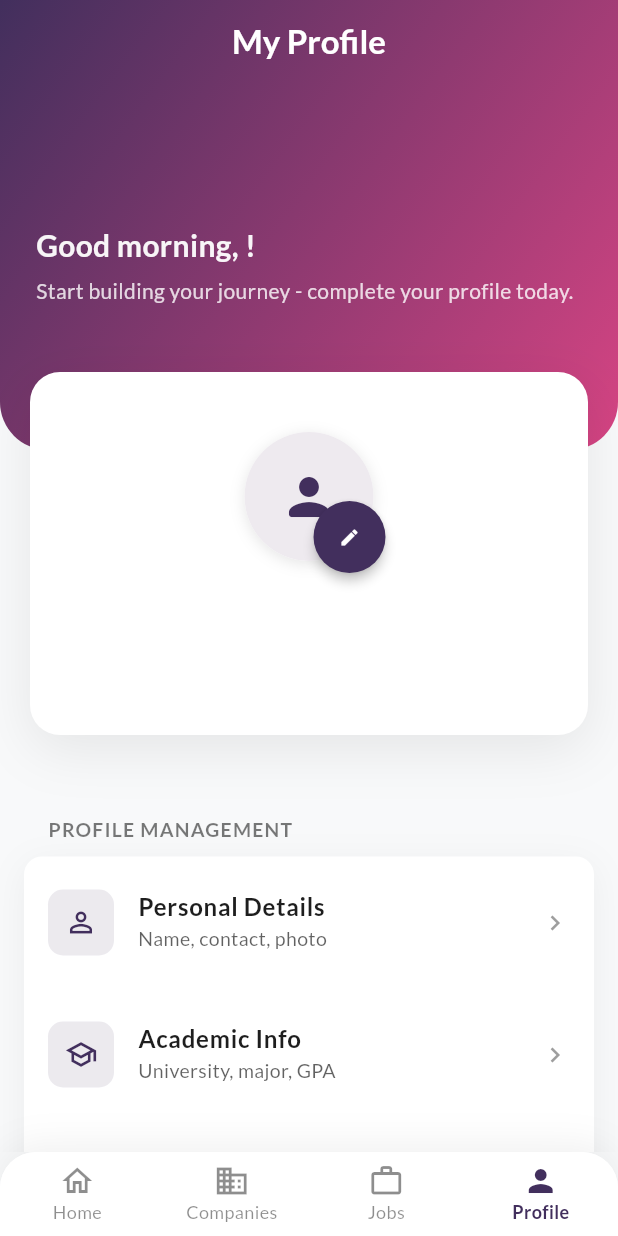
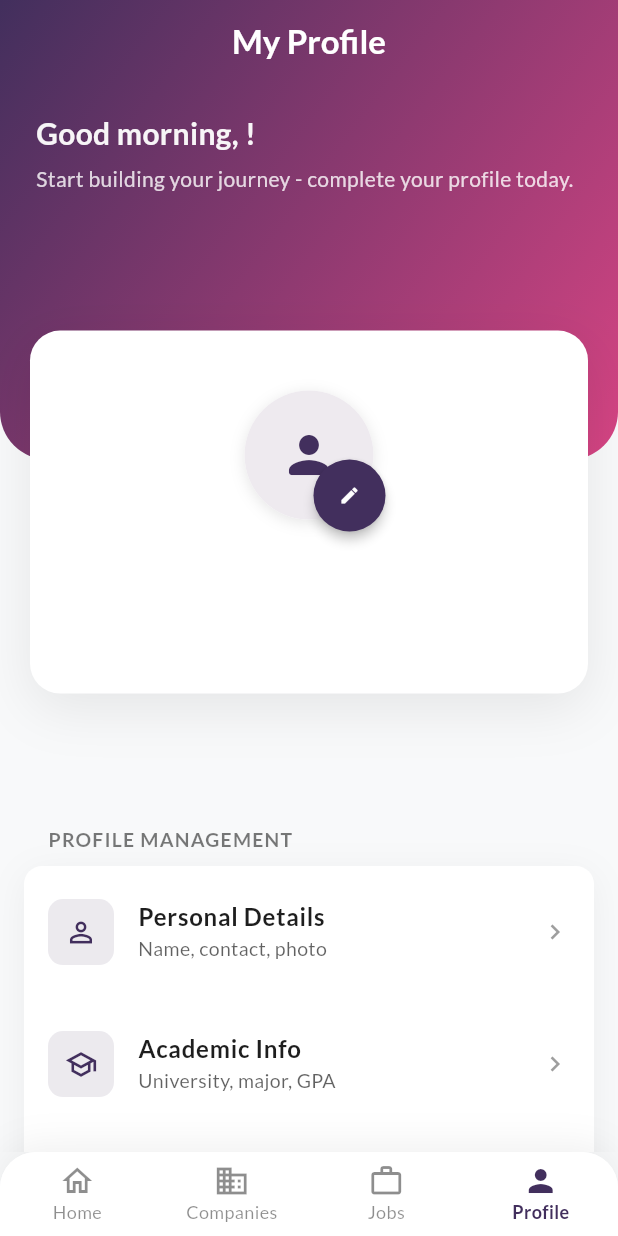
Before and after one commit to RandAlshalan/Spark444, a Flutter app: the StudentViewProfile screen opened directly, on a phone screen of 412 x 824 dp. Run offline on Flutter 3.47's test engine with Material 3 defaults, Android fonts, the phone set to English and light mode, and no system bars; our stand-ins replace cloud_firestore, file_picker, firebase_auth, firebase_core, firebase_storage, google_fonts and 1 more; accounts and stored records are empty; network calls fail.

Commit message:
adjust size

```diff
--- a/lib/studentScreens/StudentProfilePage.dart
+++ b/lib/studentScreens/StudentProfilePage.dart
@@ -177,7 +177,7 @@ class _StudentProfilePageState extends State<StudentProfilePage> {
 
     final mediaQuery = MediaQuery.of(context);
     final double headerContentTopPadding =
-        mediaQuery.padding.top + (kToolbarHeight / 2) + 12;
+        mediaQuery.padding.top + (kToolbarHeight / 2.5) + 24;
     return Scaffold(
       extendBodyBehindAppBar: true,
       backgroundColor: _profileBackgroundColor,
@@ -262,7 +262,7 @@ class _StudentProfilePageState extends State<StudentProfilePage> {
             child: Column(
               crossAxisAlignment: CrossAxisAlignment.start,
               children: [
-                const SizedBox(height: 4),
+                const SizedBox(height: 28),
                 Text(
                   greeting,
                   style: TextStyle(
@@ -286,7 +286,7 @@ class _StudentProfilePageState extends State<StudentProfilePage> {
           Positioned(
             left: 20,
             right: 20,
-            bottom: -70,
+            bottom: -36,
             child: _buildProfileSummaryCard(
               profile,
               student,
--- a/lib/studentScreens/studentViewProfile.dart
+++ b/lib/studentScreens/studentViewProfile.dart
@@ -189,7 +189,8 @@ class _StudentViewProfileState extends State<StudentViewProfile> {
 
     final profile = _ProfileUiModel.fromStudent(student);
     final mediaQuery = MediaQuery.of(context);
-    final double headerContentTopPadding = mediaQuery.padding.top + (kToolbarHeight / 2) + 12;
+    final double headerContentTopPadding =
+        mediaQuery.padding.top + (kToolbarHeight / 2.5) + 24;
 
     return Scaffold(
       extendBodyBehindAppBar: true,
@@ -267,17 +268,31 @@ class _StudentViewProfileState extends State<StudentViewProfile> {
             child: Column(
               crossAxisAlignment: CrossAxisAlignment.start,
               children: [
+                const SizedBox(height: 28),
+                Text(
+                  greeting,
+                  style: GoogleFonts.lato(
+                    color: Colors.white.withOpacity(0.95),
+                    fontSize: 20,
+                    fontWeight: FontWeight.w600,
+                  ),
+                ),
+                const SizedBox(height: 6),
+                Text(
+                  progressPrompt,
+                  style: GoogleFonts.lato(
+                    color: Colors.white.withOpacity(0.8),
+                    fontSize: 14,
+                  ),
+                ),
                 const Spacer(),
-                Text(greeting, style: GoogleFonts.lato(color: Colors.white.withOpacity(0.95), fontSize: 20, fontWeight: FontWeight.w600)),
-                const SizedBox(height: 6),
-                Text(progressPrompt, style: GoogleFonts.lato(color: Colors.white.withOpacity(0.8), fontSize: 14)),
               ],
             ),
           ),
           Positioned(
             left: 20,
             right: 20,
-            bottom: -70,
+            bottom: -36,
             child: _buildProfileSummaryCard(profile, student, completion, completionPercent),
           ),
         ],
```
